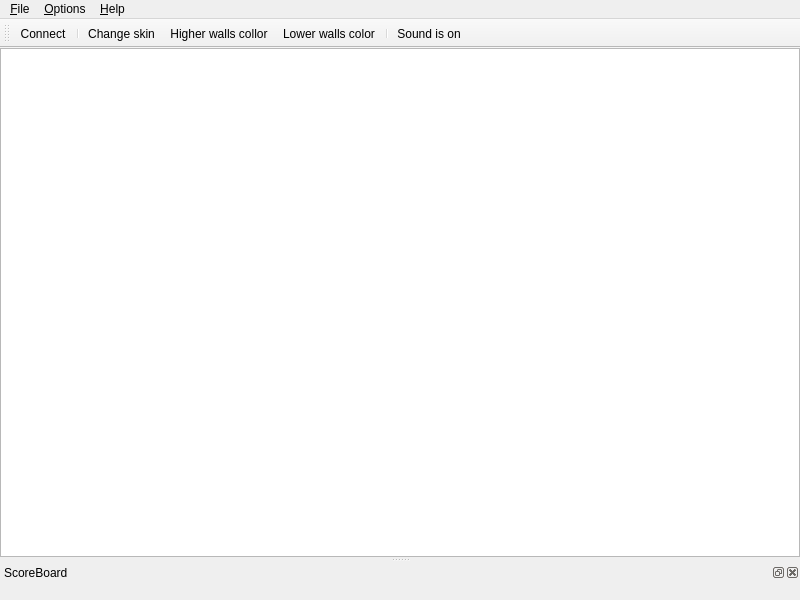
Old version of the form src/server/cibertools-v2.2/Viewer/crqlabview.ui in the repository CiberRato/pei2015-ciberrato.
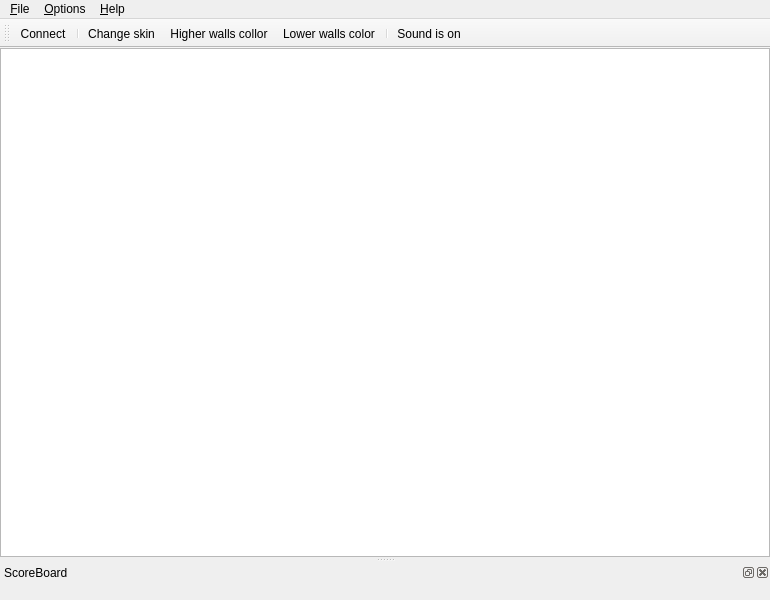
New version of the form. Icons and pictures are not drawn.

Commit message: Fixed layout -> Map auto scale

```diff
--- a/src/server/cibertools-v2.2/Viewer/crqlabview.ui
+++ b/src/server/cibertools-v2.2/Viewer/crqlabview.ui
@@ -6,10 +6,16 @@
    <rect>
     <x>0</x>
     <y>0</y>
-    <width>800</width>
+    <width>770</width>
     <height>600</height>
    </rect>
   </property>
+  <property name="sizePolicy">
+   <sizepolicy hsizetype="Minimum" vsizetype="Maximum">
+    <horstretch>0</horstretch>
+    <verstretch>0</verstretch>
+   </sizepolicy>
+  </property>
   <property name="windowTitle">
    <string>MainWindow</string>
   </property>
@@ -20,6 +26,18 @@
     </property>
     <item>
      <widget class="QGraphicsView" name="graphicsView_lab">
+      <property name="enabled">
+       <bool>true</bool>
+      </property>
+      <property name="sizePolicy">
+       <sizepolicy hsizetype="Expanding" vsizetype="Expanding">
+        <horstretch>0</horstretch>
+        <verstretch>0</verstretch>
+       </sizepolicy>
+      </property>
+      <property name="layoutDirection">
+       <enum>Qt::LeftToRight</enum>
+      </property>
       <property name="verticalScrollBarPolicy">
        <enum>Qt::ScrollBarAlwaysOff</enum>
       </property>
@@ -35,8 +53,8 @@
     <rect>
      <x>0</x>
      <y>0</y>
-     <width>800</width>
-     <height>21</height>
+     <width>770</width>
+     <height>24</height>
     </rect>
    </property>
    <widget class="QMenu" name="menuFile">
```
The commit also changes 1 other file.
